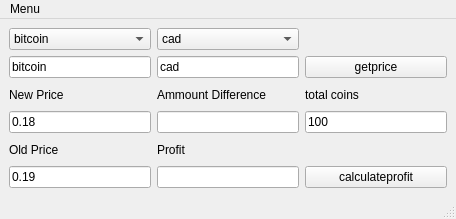
netpipe/QuickCoin, file mainwindow.ui: the form before one commit.
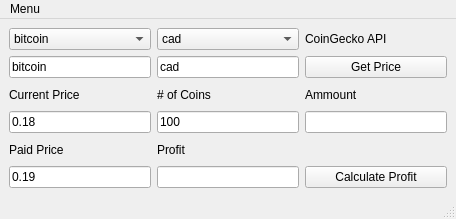
The form after the commit.

```diff
--- a/mainwindow.ui
+++ b/mainwindow.ui
@@ -18,7 +18,7 @@
     <item row="5" column="0">
      <widget class="QLabel" name="label_3">
       <property name="text">
-       <string>Old Price</string>
+       <string>Paid Price</string>
       </property>
      </widget>
     </item>
@@ -99,38 +99,17 @@
       </item>
      </widget>
     </item>
-    <item row="3" column="2">
-     <widget class="QLabel" name="label_5">
-      <property name="text">
-       <string>total coins</string>
-      </property>
-     </widget>
-    </item>
-    <item row="4" column="2">
-     <widget class="QLineEdit" name="total">
-      <property name="text">
-       <string>100</string>
-      </property>
-     </widget>
-    </item>
     <item row="6" column="2">
      <widget class="QPushButton" name="pushButton_2">
       <property name="text">
-       <string>calculateprofit</string>
+       <string>Calculate Profit</string>
       </property>
      </widget>
     </item>
     <item row="3" column="0">
      <widget class="QLabel" name="label">
       <property name="text">
-       <string>New Price</string>
-      </property>
-     </widget>
-    </item>
-    <item row="3" column="1">
-     <widget class="QLabel" name="label_2">
-      <property name="text">
-       <string>Ammount Difference</string>
+       <string>Current Price</string>
       </property>
      </widget>
     </item>
@@ -141,16 +120,6 @@
       </property>
      </widget>
     </item>
-    <item row="4" column="1">
-     <widget class="QLineEdit" name="ammount">
-      <property name="enabled">
-       <bool>true</bool>
-      </property>
-      <property name="text">
-       <string/>
-      </property>
-     </widget>
-    </item>
     <item row="6" column="1">
      <widget class="QLineEdit" name="profit">
       <property name="text">
@@ -175,7 +144,45 @@
     <item row="2" column="2">
      <widget class="QPushButton" name="pushButton">
       <property name="text">
-       <string>getprice</string>
+       <string>Get Price</string>
+      </property>
+     </widget>
+    </item>
+    <item row="3" column="2">
+     <widget class="QLabel" name="label_2">
+      <property name="text">
+       <string>Ammount</string>
+      </property>
+     </widget>
+    </item>
+    <item row="3" column="1">
+     <widget class="QLabel" name="label_5">
+      <property name="text">
+       <string># of Coins</string>
+      </property>
+     </widget>
+    </item>
+    <item row="4" column="1">
+     <widget class="QLineEdit" name="total">
+      <property name="text">
+       <string>100</string>
+      </property>
+     </widget>
+    </item>
+    <item row="4" column="2">
+     <widget class="QLineEdit" name="ammount">
+      <property name="enabled">
+       <bool>true</bool>
+      </property>
+      <property name="text">
+       <string/>
+      </property>
+     </widget>
+    </item>
+    <item row="1" column="2">
+     <widget class="QLabel" name="label_6">
+      <property name="text">
+       <string>CoinGecko API</string>
       </property>
      </widget>
     </item>
```
Left out of the diff: 2 changed lines with no effect on the pictures.
